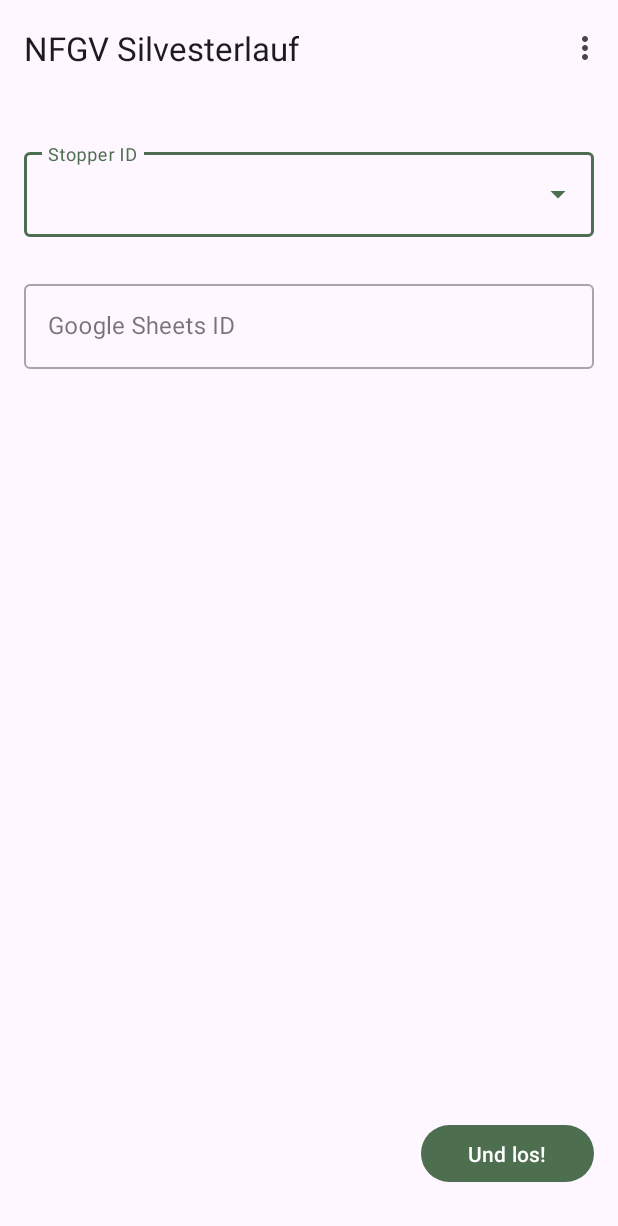
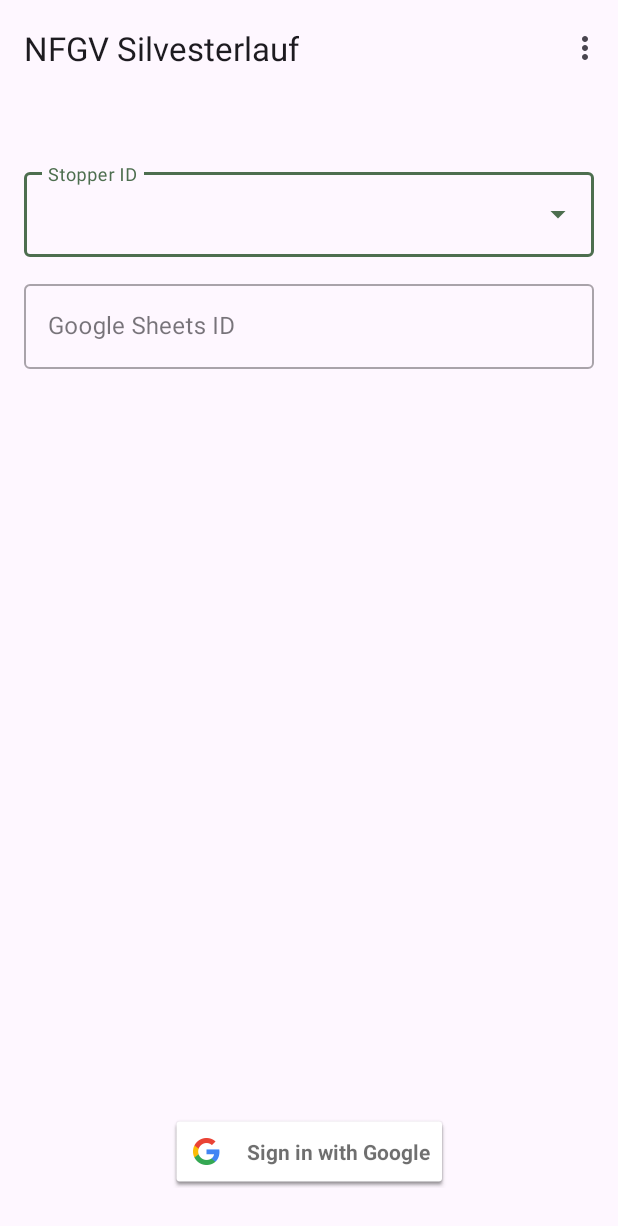
Before and after one commit to and-stra/nfgv-silvester-run, an Android app: the screen it shows after launch (MainActivity), on a phone screen of 412 x 824 dp. Shown: the top 1226 px of the screen. Run offline under Robolectric (Android 15) with nearby library versions, the phone set to English and light mode, and no system bars; our stand-ins replace navigation-ui; libraries missing offline, so code that uses them is left out: com.google.api.services.

Commit message:
implemented Google sign in service

```diff
--- a/stopwatch/app/build.gradle.kts
+++ b/stopwatch/app/build.gradle.kts
@@ -36,6 +36,9 @@
     buildFeatures {
         viewBinding = true
     }
+    packaging {
+        resources.excludes.add("META-INF/*")
+    }
 }
 
 dependencies {
@@ -46,6 +49,9 @@
     implementation("androidx.constraintlayout:constraintlayout:2.1.4")
     implementation("androidx.navigation:navigation-fragment-ktx:2.5.3")
     implementation("androidx.navigation:navigation-ui-ktx:2.5.3")
+    implementation("com.google.android.gms:play-services-auth:20.7.0")
+    implementation("com.google.api-client:google-api-client-android:2.2.0")
+    implementation("com.google.apis:google-api-services-sheets:v4-rev571-1.25.0")
     testImplementation("junit:junit:4.13.2")
     androidTestImplementation("androidx.test.ext:junit:1.1.5")
     androidTestImplementation("androidx.test.espresso:espresso-core:3.5.1")
--- a/stopwatch/app/src/main/AndroidManifest.xml
+++ b/stopwatch/app/src/main/AndroidManifest.xml
@@ -1,6 +1,8 @@
 <?xml version="1.0" encoding="utf-8"?>
 <manifest xmlns:android="http://schemas.android.com/apk/res/android"
     xmlns:tools="http://schemas.android.com/tools">
+
+    <uses-permission android:name="android.permission.INTERNET" />
 
     <application
         android:allowBackup="true"
@@ -15,7 +17,6 @@
         <activity
             android:name=".MainActivity"
             android:exported="true"
-            android:label="@string/app_name"
             android:theme="@style/Theme.StopwatchApp">
             <intent-filter>
                 <action android:name="android.intent.action.MAIN" />
@@ -24,5 +25,4 @@
             </intent-filter>
         </activity>
     </application>
-
 </manifest>
--- a/stopwatch/app/src/main/java/com/nfgv/stopwatch/fragment/HomeFragment.kt
+++ b/stopwatch/app/src/main/java/com/nfgv/stopwatch/fragment/HomeFragment.kt
@@ -1,42 +1,85 @@
 package com.nfgv.stopwatch.fragment
 
+import android.app.Activity
+import android.content.Intent
 import android.os.Bundle
 import androidx.fragment.app.Fragment
 import android.view.LayoutInflater
 import android.view.View
 import android.view.ViewGroup
+import androidx.activity.result.ActivityResultLauncher
+import androidx.activity.result.contract.ActivityResultContracts
+import androidx.core.view.isVisible
 import androidx.navigation.fragment.findNavController
+import com.google.android.gms.common.SignInButton.SIZE_WIDE
+import com.google.android.gms.common.api.Scope
+import com.google.api.services.sheets.v4.SheetsScopes.SPREADSHEETS
 import com.nfgv.stopwatch.R
 import com.nfgv.stopwatch.databinding.HomeFragmentBinding
+import com.nfgv.stopwatch.service.GoogleSignInService
 
 class HomeFragment : Fragment() {
-
     private var _binding: HomeFragmentBinding? = null
 
-    // This property is only valid between onCreateView and
-    // onDestroyView.
     private val binding get() = _binding!!
+    private val googleSignInService = GoogleSignInService.instance
+    private var signInResultLauncher: ActivityResultLauncher<Intent>? = null
 
     override fun onCreateView(
         inflater: LayoutInflater, container: ViewGroup?,
         savedInstanceState: Bundle?
-    ): View? {
-
+    ): View {
         _binding = HomeFragmentBinding.inflate(inflater, container, false)
         return binding.root
-
     }
 
     override fun onViewCreated(view: View, savedInstanceState: Bundle?) {
         super.onViewCreated(view, savedInstanceState)
 
-        binding.buttonFirst.setOnClickListener {
-            findNavController().navigate(R.id.action_FirstFragment_to_SecondFragment)
+        registerSignInResultLauncher()
+
+        if (googleSignInService.isSignedIn(this.requireContext())) {
+            onSignIn()
         }
+
+        binding.buttonGo.setOnClickListener {
+            findNavController().navigate(R.id.action_HomeFragment_to_StopwatchFragment)
+        }
+
+        binding.buttonGoogleSignIn.setSize(SIZE_WIDE)
+        binding.buttonGoogleSignIn.setOnClickListener { signIn() }
     }
 
     override fun onDestroyView() {
         super.onDestroyView()
         _binding = null
     }
+
+    private fun registerSignInResultLauncher() {
+        signInResultLauncher = registerForActivityResult(
+            ActivityResultContracts.StartActivityForResult()
+        ) { result ->
+            if (result.resultCode == Activity.RESULT_OK) {
+                googleSignInService.signIn(result.data)
+
+                onSignIn()
+            }
+        }
+    }
+
+    private fun onSignIn() {
+        val signedIn = googleSignInService.isSignedIn(this.requireContext())
+
+        binding.buttonGoogleSignIn.isVisible = !signedIn
+        binding.buttonGo.isVisible = signedIn
+    }
+
+    private fun signIn() {
+        signInResultLauncher?.launch(
+            googleSignInService.requestSignIn(
+                this.requireContext(),
+                Scope(SPREADSHEETS)
+            ).signInIntent
+        )
+    }
 }
--- /dev/null
+++ b/stopwatch/app/src/main/java/com/nfgv/stopwatch/service/GoogleSignInService.kt
@@ -0,0 +1,41 @@
+package com.nfgv.stopwatch.service
+
+import android.content.Context
+import android.content.Intent
+import com.google.android.gms.auth.api.signin.GoogleSignIn
+import com.google.android.gms.auth.api.signin.GoogleSignInAccount
+import com.google.android.gms.auth.api.signin.GoogleSignInClient
+import com.google.android.gms.auth.api.signin.GoogleSignInOptions
+import com.google.android.gms.common.api.Scope
+
+
+class GoogleSignInService private constructor() {
+    companion object {
+        val instance: GoogleSignInService by lazy {
+            GoogleSignInService()
+        }
+    }
+
+    fun isSignedIn(context: Context): Boolean {
+        return GoogleSignIn.getLastSignedInAccount(context) != null
+    }
+
+    fun getSignedInAccount(context: Context): GoogleSignInAccount? {
+        return GoogleSignIn.getLastSignedInAccount(context)
+    }
+
+    fun requestSignIn(context: Context, scope: Scope): GoogleSignInClient {
+        val signInOptions = GoogleSignInOptions.Builder(GoogleSignInOptions.DEFAULT_SIGN_IN)
+            .requestScopes(scope)
+            .requestEmail()
+            .build()
+
+        return GoogleSignIn.getClient(context, signInOptions)
+    }
+
+    fun signIn(data: Intent?) {
+        if (data != null) {
+            GoogleSignIn.getSignedInAccountFromIntent(data)
+        }
+    }
+}
--- a/stopwatch/app/src/main/res/layout/home_fragment.xml
+++ b/stopwatch/app/src/main/res/layout/home_fragment.xml
@@ -9,6 +9,7 @@
     tools:context=".fragment.HomeFragment">
 
     <com.google.android.material.textfield.TextInputLayout
+        android:id="@+id/textInputLayout"
         style="@style/Widget.MaterialComponents.TextInputLayout.OutlinedBox.ExposedDropdownMenu"
         android:layout_width="match_parent"
         android:layout_height="wrap_content"
@@ -16,6 +17,7 @@
         android:layout_marginTop="32dp"
         android:layout_marginEnd="16dp"
         android:hint="@string/home_stopper_id"
+        app:layout_constraintBottom_toTopOf="@id/name_text_input"
         app:layout_constraintEnd_toEndOf="parent"
         app:layout_constraintStart_toStartOf="parent"
         app:layout_constraintTop_toTopOf="parent">
@@ -54,13 +56,28 @@
     </com.google.android.material.textfield.TextInputLayout>
 
     <Button
-        android:id="@+id/button_first"
+        android:id="@+id/button_go"
         style="@style/Widget.Material3.Button"
-        android:layout_width="115dp"
-        android:layout_height="46dp"
-        android:layout_marginEnd="16dp"
+        android:layout_width="160dp"
+        android:layout_height="0dp"
+        android:layout_centerInParent="true"
         android:layout_marginBottom="32dp"
+        android:enabled="true"
         android:text="@string/home_go"
+        android:textSize="16sp"
+        android:visibility="invisible"
         app:layout_constraintBottom_toBottomOf="parent"
-        app:layout_constraintEnd_toEndOf="parent" />
+        app:layout_constraintEnd_toEndOf="parent"
+        app:layout_constraintStart_toStartOf="parent" />
+
+    <com.google.android.gms.common.SignInButton
+        android:id="@+id/button_google_sign_in"
+        android:layout_width="wrap_content"
+        android:layout_height="wrap_content"
+        android:layout_centerInParent="true"
+        android:layout_marginBottom="32dp"
+        android:visibility="visible"
+        app:layout_constraintBottom_toBottomOf="parent"
+        app:layout_constraintEnd_toEndOf="parent"
+        app:layout_constraintStart_toStartOf="parent" />
 </androidx.constraintlayout.widget.ConstraintLayout>
--- a/stopwatch/app/src/main/res/navigation/nav_graph.xml
+++ b/stopwatch/app/src/main/res/navigation/nav_graph.xml
@@ -12,7 +12,7 @@
         tools:layout="@layout/home_fragment">
 
         <action
-            android:id="@+id/action_FirstFragment_to_SecondFragment"
+            android:id="@+id/action_HomeFragment_to_StopwatchFragment"
             app:destination="@id/SecondFragment" />
     </fragment>
     <fragment
```
